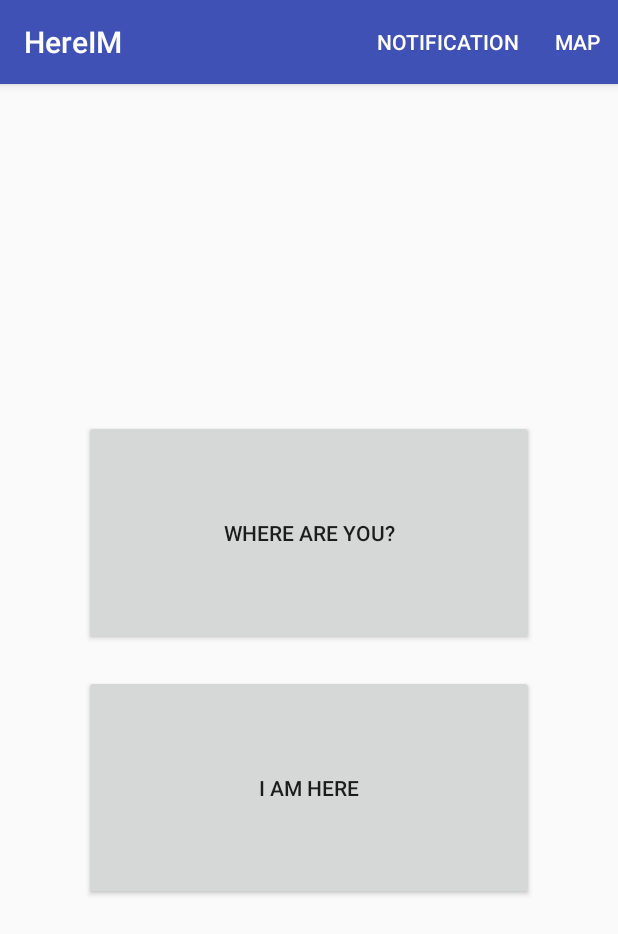
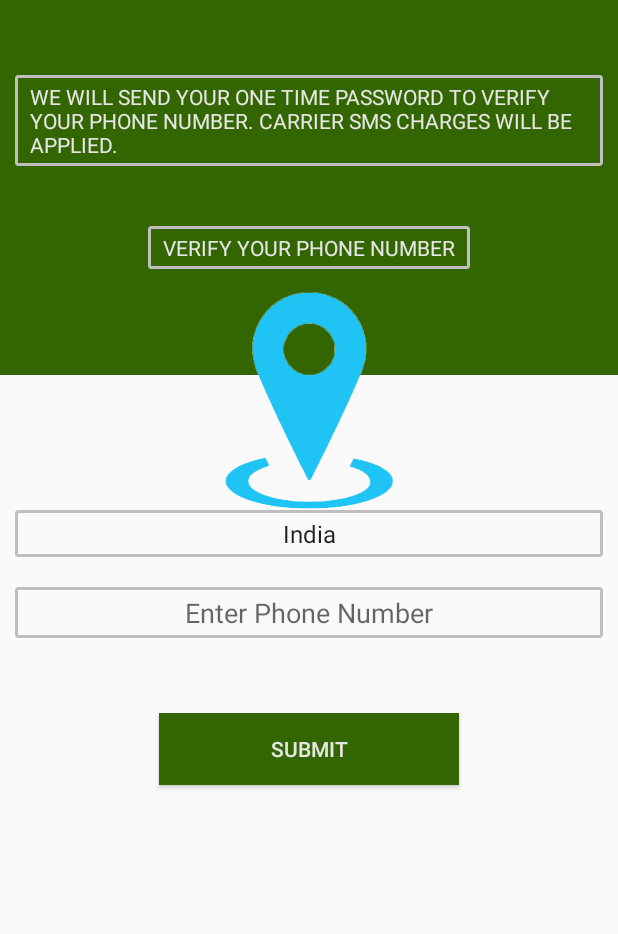
Before and after one commit to Unic-1/HereIM, an Android app: the screen it shows after launch (LandingActivity before the commit, LoginActivity after it), on a phone screen of 412 x 824 dp. Shown: the top 934 px of the screen. Run offline under Robolectric (Android 15) with nearby library versions, the phone set to English and light mode, and no system bars.

Commit message:
new activity: design of login_page

```diff
--- a/app/src/main/AndroidManifest.xml
+++ b/app/src/main/AndroidManifest.xml
@@ -11,17 +11,13 @@
 
     <application
         android:allowBackup="true"
-        android:icon="@mipmap/ic_launcher"
+        android:icon="@drawable/gjhg"
         android:label="@string/app_name"
         android:roundIcon="@mipmap/ic_launcher_round"
         android:supportsRtl="true"
         android:theme="@style/AppTheme">
         <activity android:name=".LandingActivity">
-            <intent-filter>
-                <action android:name="android.intent.action.MAIN" />
 
-                <category android:name="android.intent.category.LAUNCHER" />
-            </intent-filter>
         </activity>
         <activity android:name=".NotificationActivity" />
         <!--
@@ -38,7 +34,14 @@
 
         <activity
             android:name=".MapsActivity"
-            android:label="@string/title_activity_maps"></activity>
+            android:label="@string/title_activity_maps" />
+        <activity android:name=".LoginActivity">
+            <intent-filter>
+                <action android:name="android.intent.action.MAIN" />
+
+                <category android:name="android.intent.category.LAUNCHER" />
+            </intent-filter>
+        </activity>
     </application>
 
 </manifest>
--- /dev/null
+++ b/app/src/main/java/com/unic_1/hereim/LoginActivity.java
@@ -0,0 +1,13 @@
+package com.unic_1.hereim;
+
+import android.support.v7.app.AppCompatActivity;
+import android.os.Bundle;
+
+public class LoginActivity extends AppCompatActivity {
+
+    @Override
+    protected void onCreate(Bundle savedInstanceState) {
+        super.onCreate(savedInstanceState);
+        setContentView(R.layout.activity_login);
+    }
+}
--- /dev/null
+++ b/app/src/main/res/drawable/border_style.xml
@@ -0,0 +1,19 @@
+<?xml version="1.0" encoding="utf-8"?>
+<shape xmlns:android="http://schemas.android.com/apk/res/android"
+    android:shape="rectangle">
+    <stroke
+        android:width="2dp"
+        android:color="#bfbfbf"
+        />
+    <corners
+        android:radius="1dp"
+        />
+    <padding
+        android:bottom="5dp"
+        android:top="5dp"
+        android:left="10dp"
+        android:right="10dp"
+        />
+
+
+</shape>
--- /dev/null
+++ b/app/src/main/res/layout/activity_login.xml
@@ -0,0 +1,87 @@
+<RelativeLayout
+    android:layout_height="match_parent"
+    android:layout_width="match_parent"
+    xmlns:android="http://schemas.android.com/apk/res/android">
+
+
+<LinearLayout
+    android:layout_height="match_parent"
+    android:layout_width="match_parent"
+    android:orientation="vertical"
+    xmlns:android="http://schemas.android.com/apk/res/android">
+    <LinearLayout
+        android:layout_width="match_parent"
+        android:layout_height="250dp"
+        android:orientation="vertical"
+        android:background="#336600">
+        <TextView
+            android:textColor="#e6e6e6"
+            android:layout_width="wrap_content"
+            android:layout_height="wrap_content"
+            android:layout_gravity="center"
+            android:layout_marginTop="50dp"
+            android:layout_marginLeft="10dp"
+            android:layout_marginRight="10dp"
+            android:background="@drawable/border_style"
+            android:text="WE WILL SEND YOUR ONE TIME PASSWORD TO VERIFY YOUR PHONE NUMBER. CARRIER SMS CHARGES WILL BE APPLIED."/>
+
+        <TextView
+            android:textColor="#e6e6e6"
+            android:layout_width="wrap_content"
+            android:layout_height="wrap_content"
+            android:layout_gravity="center"
+            android:layout_marginTop="40dp"
+            android:layout_marginLeft="10dp"
+            android:layout_marginRight="10dp"
+            android:background="@drawable/border_style"
+            android:text="VERIFY YOUR PHONE NUMBER"/>
+
+    </LinearLayout>
+    <LinearLayout
+        android:layout_marginTop="60dp"
+        android:layout_width="match_parent"
+        android:orientation="vertical"
+        android:layout_height="250dp">
+        <Spinner
+            android:layout_marginRight="10dp"
+            android:layout_marginLeft="10dp"
+            android:entries="@array/Countries"
+            android:layout_marginTop="30dp"
+            android:textAlignment="center"
+            android:layout_width="match_parent"
+            android:background="@drawable/border_style"
+            android:layout_height="wrap_content"
+            />
+        <EditText
+            android:layout_marginLeft="10dp"
+            android:layout_marginTop="20dp"
+            android:layout_marginRight="10dp"
+            android:layout_width="match_parent"
+            android:layout_height="wrap_content"
+            android:background="@drawable/border_style"
+            android:textAlignment="center"
+            android:hint="Enter Phone Number"
+            android:inputType="number"/>
+        <Button
+            android:layout_marginTop="50dp"
+            android:layout_width="200dp"
+            android:layout_gravity="center"
+            android:layout_height="wrap_content"
+            android:background="#336600"
+            android:text="SUBMIT"
+            android:textColor="#e6e6e6"/>
+
+
+    </LinearLayout>
+
+</LinearLayout>
+    <ImageView
+        android:layout_width="wrap_content"
+        android:layout_height="wrap_content"
+        android:layout_marginTop="-20dp"
+        android:layout_marginBottom="30dp"
+        android:layout_marginLeft="150dp"
+        android:layout_marginRight="150dp"
+        android:src="@drawable/gjhg"/>
+
+</RelativeLayout>
--- a/app/src/main/res/values/colors.xml
+++ b/app/src/main/res/values/colors.xml
@@ -1,6 +1,6 @@
 <?xml version="1.0" encoding="utf-8"?>
 <resources>
-    <color name="colorPrimary">#3F51B5</color>
+    <color name="colorPrimary">#40ce68</color>
     <color name="colorPrimaryDark">#303F9F</color>
     <color name="colorAccent">#FF4081</color>
 </resources>
--- a/app/src/main/res/values/strings.xml
+++ b/app/src/main/res/values/strings.xml
@@ -1,5 +1,11 @@
 <resources>
     <string name="app_name">HereIM</string>
+    <string-array name="Countries">
+        <item>India</item>
+        <item>USA</item>
+        <item>England</item>
+        <item>Argentina</item>
+    </string-array>
 
     <string name="navigation_drawer_open">Open navigation drawer</string>
     <string name="navigation_drawer_close">Close navigation drawer</string>
--- a/app/src/main/res/values/styles.xml
+++ b/app/src/main/res/values/styles.xml
@@ -1,7 +1,7 @@
 <resources>
 
     <!-- Base application theme. -->
-    <style name="AppTheme" parent="Theme.AppCompat.Light.DarkActionBar">
+    <style name="AppTheme" parent="Theme.AppCompat.Light.NoActionBar">
         <!-- Customize your theme here. -->
         <item name="colorPrimary">@color/colorPrimary</item>
         <item name="colorPrimaryDark">@color/colorPrimaryDark</item>
--- a/build.gradle
+++ b/build.gradle
@@ -5,7 +5,7 @@ buildscript {
         jcenter()
     }
     dependencies {
-        classpath 'com.android.tools.build:gradle:2.3.0'
+        classpath 'com.android.tools.build:gradle:2.3.1'
         classpath 'com.google.gms:google-services:3.1.0'
         // NOTE: Do not place your application dependencies here; they belong
         // in the individual module build.gradle files
```
Also changed, not shown: app/src/main/res/drawable-v21/backg.jpg (added), app/src/main/res/drawable-v21/background.jpg (added), app/src/main/res/drawable-v21/black.jpg (added), app/src/main/res/drawable-v21/gjhg.png (added), app/src/main/res/drawable-v21/gps1.jpg (added), app/src/main/res/drawable-v21/gps3.jpg (added), app/src/main/res/drawable-v21/greenlogo.png (added), app/src/main/res/drawable-v21/newgps.jpg (added), app/src/main/res/drawable-v21/smallbtn.jpg (added), app/src/main/res/drawable-v21/sms.png (added), 1 other file.
